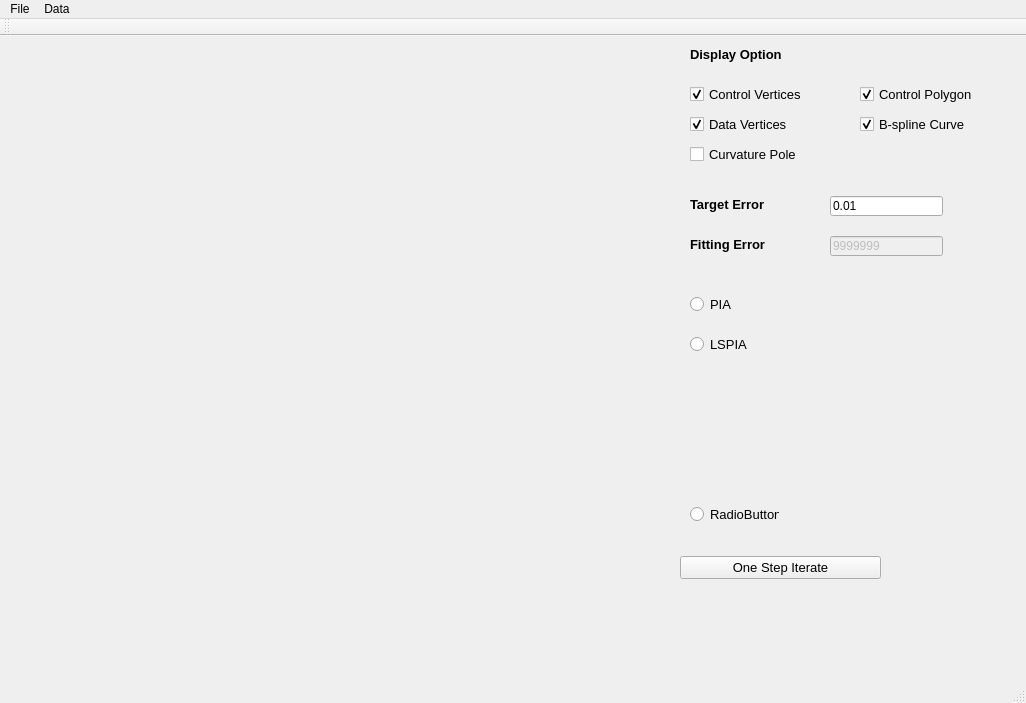
WuWenjie1012/PIA-program, file PIAGUI/PIAGUI/PIAGUI.ui: the form before one commit.
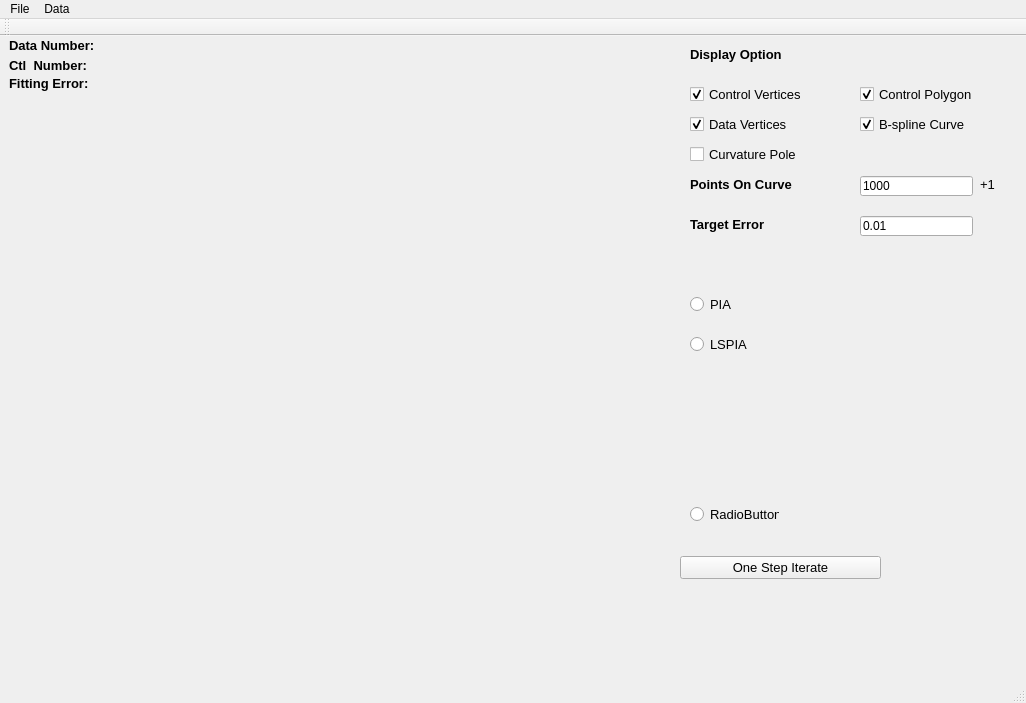
The form after the commit. Custom widgets are drawn as their Qt base class.

What changed in the file:
```diff
--- a/PIAGUI/PIAGUI/PIAGUI.ui
+++ b/PIAGUI/PIAGUI/PIAGUI.ui
@@ -23,6 +23,138 @@
       <height>671</height>
      </rect>
     </property>
+    <widget class="QLabel" name="medit">
+     <property name="geometry">
+      <rect>
+       <x>10</x>
+       <y>0</y>
+       <width>101</width>
+       <height>21</height>
+      </rect>
+     </property>
+     <property name="font">
+      <font>
+       <pointsize>10</pointsize>
+       <weight>75</weight>
+       <bold>true</bold>
+      </font>
+     </property>
+     <property name="text">
+      <string>Data Number:</string>
+     </property>
+    </widget>
+    <widget class="QLineEdit" name="DataNum">
+     <property name="enabled">
+      <bool>false</bool>
+     </property>
+     <property name="geometry">
+      <rect>
+       <x>110</x>
+       <y>0</y>
+       <width>91</width>
+       <height>20</height>
+      </rect>
+     </property>
+     <property name="font">
+      <font>
+       <pointsize>10</pointsize>
+      </font>
+     </property>
+     <property name="styleSheet">
+      <string notr="true">background:transparent;border-width:0;border-style:outset</string>
+     </property>
+     <property name="text">
+      <string/>
+     </property>
+    </widget>
+    <widget class="QLabel" name="medit_2">
+     <property name="geometry">
+      <rect>
+       <x>10</x>
+       <y>20</y>
+       <width>101</width>
+       <height>21</height>
+      </rect>
+     </property>
+     <property name="font">
+      <font>
+       <pointsize>10</pointsize>
+       <weight>75</weight>
+       <bold>true</bold>
+      </font>
+     </property>
+     <property name="text">
+      <string>Ctl  Number:</string>
+     </property>
+    </widget>
+    <widget class="QLabel" name="label_4">
+     <property name="geometry">
+      <rect>
+       <x>10</x>
+       <y>40</y>
+       <width>121</width>
+       <height>16</height>
+      </rect>
+     </property>
+     <property name="font">
+      <font>
+       <pointsize>10</pointsize>
+       <weight>75</weight>
+       <bold>true</bold>
+      </font>
+     </property>
+     <property name="text">
+      <string>Fitting Error:</string>
+     </property>
+    </widget>
+    <widget class="QLineEdit" name="CtlNum">
+     <property name="enabled">
+      <bool>false</bool>
+     </property>
+     <property name="geometry">
+      <rect>
+       <x>110</x>
+       <y>20</y>
+       <width>101</width>
+       <height>20</height>
+      </rect>
+     </property>
+     <property name="font">
+      <font>
+       <pointsize>10</pointsize>
+      </font>
+     </property>
+     <property name="styleSheet">
+      <string notr="true">background:transparent;border-width:0;border-style:outset</string>
+     </property>
+     <property name="text">
+      <string/>
+     </property>
+    </widget>
+    <widget class="QLineEdit" name="FittingError">
+     <property name="enabled">
+      <bool>false</bool>
+     </property>
+     <property name="geometry">
+      <rect>
+       <x>120</x>
+       <y>40</y>
+       <width>121</width>
+       <height>20</height>
+      </rect>
+     </property>
+     <property name="font">
+      <font>
+       <pointsize>10</pointsize>
+      </font>
+     </property>
+     <property name="styleSheet">
+      <string notr="true">background:transparent;border-width:0;border-style:outset</string>
+     </property>
+     <property name="text">
+      <string/>
+     </property>
+    </widget>
    </widget>
    <widget class="QRadioButton" name="PIAButton">
     <property name="geometry">
@@ -206,8 +338,8 @@
     </property>
     <property name="geometry">
      <rect>
-      <x>830</x>
-      <y>160</y>
+      <x>860</x>
+      <y>180</y>
       <width>113</width>
       <height>20</height>
      </rect>
@@ -216,31 +348,11 @@
      <string>0.01</string>
     </property>
    </widget>
-   <widget class="QLabel" name="label_2">
-    <property name="geometry">
-     <rect>
-      <x>690</x>
-      <y>200</y>
-      <width>121</width>
-      <height>16</height>
-     </rect>
-    </property>
-    <property name="font">
-     <font>
-      <pointsize>10</pointsize>
-      <weight>75</weight>
-      <bold>true</bold>
-     </font>
-    </property>
-    <property name="text">
-     <string>Fitting Error</string>
-    </property>
-   </widget>
    <widget class="QLabel" name="label_3">
     <property name="geometry">
      <rect>
       <x>690</x>
-      <y>160</y>
+      <y>180</y>
       <width>121</width>
       <height>16</height>
      </rect>
@@ -256,22 +368,6 @@
      <string>Target Error</string>
     </property>
    </widget>
-   <widget class="QLineEdit" name="FittingError">
-    <property name="enabled">
-     <bool>false</bool>
-    </property>
-    <property name="geometry">
-     <rect>
-      <x>830</x>
-      <y>200</y>
-      <width>113</width>
-      <height>20</height>
-     </rect>
-    </property>
-    <property name="text">
-     <string>9999999</string>
-    </property>
-   </widget>
    <widget class="QCheckBox" name="DataPoints">
     <property name="geometry">
      <rect>
@@ -293,6 +389,62 @@
      <bool>true</bool>
     </property>
    </widget>
+   <widget class="QLabel" name="label_5">
+    <property name="geometry">
+     <rect>
+      <x>690</x>
+      <y>140</y>
+      <width>121</width>
+      <height>16</height>
+     </rect>
+    </property>
+    <property name="font">
+     <font>
+      <pointsize>10</pointsize>
+      <weight>75</weight>
+      <bold>true</bold>
+     </font>
+    </property>
+    <property name="text">
+     <string>Points On Curve</string>
+    </property>
+   </widget>
+   <widget class="QLineEdit" name="PosNum">
+    <property name="enabled">
+     <bool>true</bool>
+    </property>
+    <property name="geometry">
+     <rect>
+      <x>860</x>
+      <y>140</y>
+      <width>113</width>
+      <height>20</height>
+     </rect>
+    </property>
+    <property name="text">
+     <string>1000</string>
+    </property>
+   </widget>
+   <widget class="QLabel" name="label_6">
+    <property name="geometry">
+     <rect>
+      <x>980</x>
+      <y>140</y>
+      <width>21</width>
+      <height>16</height>
+     </rect>
+    </property>
+    <property name="font">
+     <font>
+      <pointsize>10</pointsize>
+      <weight>50</weight>
+      <bold>false</bold>
+     </font>
+    </property>
+    <property name="text">
+     <string>+1</string>
+    </property>
+   </widget>
   </widget>
   <widget class="QMenuBar" name="menuBar">
    <property name="geometry">
```
Left out of the diff: 6 changed lines with no effect on the pictures.
